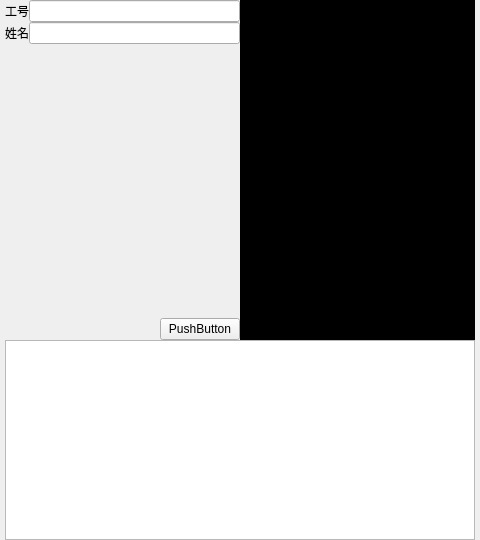
The window that ui/register/registerpage.ui (ChaoII/fram-qt) describes before a commit, drawn with Qt 5.
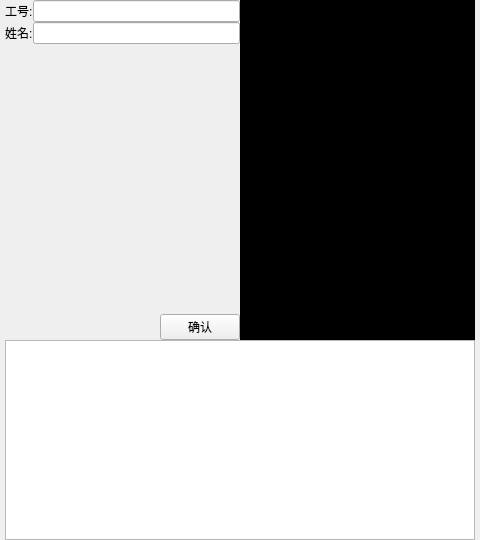
The same window after the commit.

```diff
--- a/ui/register/registerpage.ui
+++ b/ui/register/registerpage.ui
@@ -53,7 +53,7 @@
          <item row="0" column="0">
           <widget class="QLabel" name="label">
            <property name="text">
-            <string>工号</string>
+            <string>工号:</string>
            </property>
           </widget>
          </item>
@@ -63,7 +63,7 @@
          <item row="1" column="0">
           <widget class="QLabel" name="label_2">
            <property name="text">
-            <string>姓名</string>
+            <string>姓名:</string>
            </property>
           </widget>
          </item>
@@ -115,7 +115,10 @@
             </size>
            </property>
            <property name="text">
-            <string>PushButton</string>
+            <string>确认</string>
+           </property>
+           <property name="flat">
+            <bool>false</bool>
            </property>
           </widget>
          </item>
```
Left out of the diff: 10 changed lines with no effect on the pictures.
